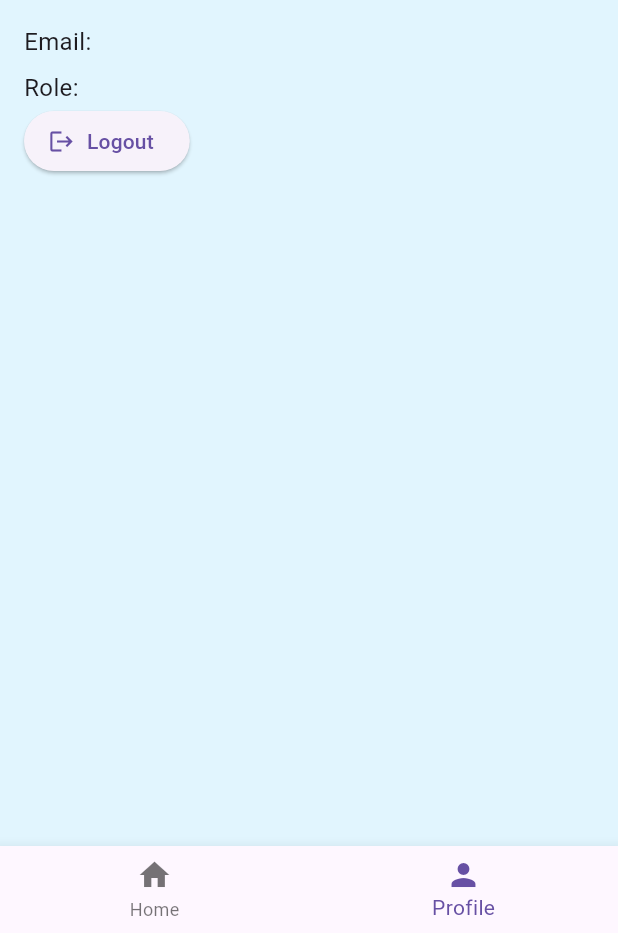
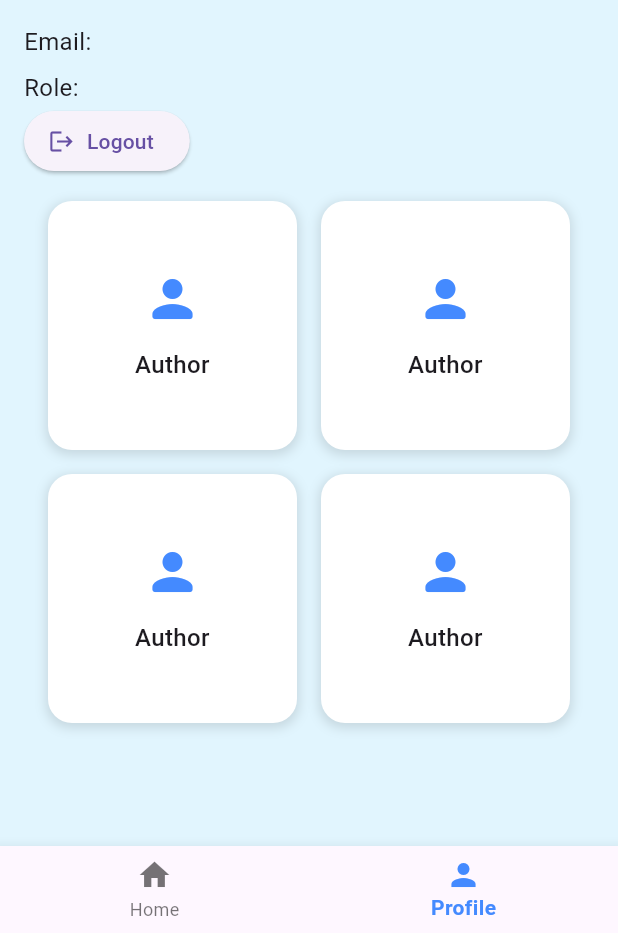
Before and after one commit to aung-khantkyaw/echoread, a Flutter app: the AdminPage screen opened by its route, on a phone screen of 412 x 824 dp, the part 303-1236 px from its top. Run offline on Flutter 3.47's test engine with Material 3 defaults, Android fonts, the light colour scheme and no system bars; our stand-ins replace cloud_firestore, firebase_auth, firebase_core, shared_preferences; accounts and stored records are empty.

Commit message:
added: Admin management for author CRUD

```diff
--- a/lib/core/widgets/bottom_nav_bar.dart
+++ b/lib/core/widgets/bottom_nav_bar.dart
@@ -55,10 +55,13 @@ class _BottomNavBarState extends State<BottomNavBar> {
   Widget build(BuildContext context) {
     return BottomNavigationBar(
       currentIndex: widget.currentIndex,
+      selectedItemColor: Colors.blueAccent,
+      selectedLabelStyle: TextStyle(fontWeight: FontWeight.bold),
+      unselectedLabelStyle: TextStyle(fontWeight: FontWeight.normal),
       onTap: (index) => _onItemTapped(context, index),
       items: const [
         BottomNavigationBarItem(
-          icon: Icon(Icons.home),
+          icon: Icon(Icons.home_sharp),
           label: 'Home',
         ),
         BottomNavigationBarItem(
--- /dev/null
+++ b/lib/core/widgets/icon_card.dart
@@ -0,0 +1,52 @@
+import 'package:flutter/material.dart';
+
+class IconCard extends StatelessWidget {
+  final String title;
+  final IconData icon;
+  final VoidCallback onTap;
+
+  const IconCard({
+    super.key,
+    required this.title,
+    required this.icon,
+    required this.onTap,
+  });
+
+  @override
+  Widget build(BuildContext context) {
+    return InkWell(
+      onTap: onTap,
+      borderRadius: BorderRadius.circular(16),
+      child: Container(
+        padding: const EdgeInsets.symmetric(vertical: 20, horizontal: 16),
+        decoration: BoxDecoration(
+          color: Colors.white,
+          borderRadius: BorderRadius.circular(16),
+          boxShadow: [
+            BoxShadow(
+              color: Colors.black12,
+              blurRadius: 6,
+              spreadRadius: 1,
+              offset: const Offset(0, 2),
+            ),
+          ],
+        ),
+        child: Column(
+          mainAxisAlignment: MainAxisAlignment.center,
+          children: [
+            Icon(icon, size: 40, color: Colors.blueAccent),
+            const SizedBox(height: 12),
+            Text(
+              title,
+              style: const TextStyle(
+                fontSize: 16,
+                fontWeight: FontWeight.w500,
+              ),
+              textAlign: TextAlign.center,
+            ),
+          ],
+        ),
+      ),
+    );
+  }
+}
--- a/lib/features/admin/presentation/widgets/admin_page.dart
+++ b/lib/features/admin/presentation/widgets/admin_page.dart
@@ -1,5 +1,6 @@
 import 'package:flutter/material.dart';
 
+import 'package:echoread/core/widgets/icon_card.dart';
 import 'package:echoread/features/auth/services/auth_service.dart';
 
 class Admin extends StatelessWidget {
@@ -44,6 +45,21 @@ class Admin extends StatelessWidget {
           label: const Text('Logout'),
           onPressed: () => authService.logout(context),
         ),
+
+        Expanded(
+          child: GridView.count(
+            crossAxisCount: 2,
+            mainAxisSpacing: 16,
+            crossAxisSpacing: 16,
+            padding: const EdgeInsets.all(16),
+            children: [
+              IconCard(title: 'Author', icon: Icons.person_rounded, onTap: (){Navigator.pushReplacementNamed(context, '/author-manage');}),
+              IconCard(title: 'Author', icon: Icons.person_rounded, onTap: (){Navigator.pushReplacementNamed(context, '/authors');}),
+              IconCard(title: 'Author', icon: Icons.person_rounded, onTap: (){Navigator.pushReplacementNamed(context, '/authors');}),
+              IconCard(title: 'Author', icon: Icons.person_rounded, onTap: (){Navigator.pushReplacementNamed(context, '/authors');})
+            ],
+          )
+        )
       ],
     );
   }
--- /dev/null
+++ b/lib/features/admin/services/author_manage_service.dart
@@ -0,0 +1,56 @@
+import 'dart:developer';
+
+import 'package:cloud_firestore/cloud_firestore.dart';
+
+class AuthorManageService{
+  final FirebaseFirestore _firestore = FirebaseFirestore.instance;
+
+  Future<List<Map<String, dynamic>>> getAuthors() async {
+    try {
+      final QuerySnapshot snapshot = await _firestore.collection('authors').orderBy('author_name').get();
+      return snapshot.docs.map((doc) {
+        final data = doc.data() as Map<String, dynamic>;
+        return {
+          'id': doc.id,
+          'name': data['author_name'] ?? 'Unknown',
+        };
+      }).toList();
+    } catch (e) {
+      log('Unexpected error: $e');
+      return [];
+    }
+  }
+
+  Future<void> createAuthor(String authorName) async {
+    try {
+      await _firestore.collection('authors').add({
+        'author_name': authorName,
+        'created_at': FieldValue.serverTimestamp(),
+      });
+      log('Author "$authorName" created successfully');
+    } catch (e) {
+      log('Failed to create author: $e');
+    }
+  }
+
+  Future<void> updateAuthor(String authorId, String authorName) async {
+    try {
+      await _firestore.collection('authors').doc(authorId).update({
+        'author_name': authorName,
+        'updated_at': FieldValue.serverTimestamp(),
+      });
+      log('Author "$authorId" updated to "$authorName"');
+    } catch (e) {
+      log('Failed to update author: $e');
+    }
+  }
+
+  Future<void> deleteAuthor(String authorId) async {
+    try {
+      await _firestore.collection('authors').doc(authorId).delete();
+      log('Author deleted: $authorId');
+    } catch (e) {
+      log('Error deleting author: $e');
+    }
+  }
+}
--- a/lib/features/auth/presentation/widgets/registration_form.dart
+++ b/lib/features/auth/presentation/widgets/registration_form.dart
@@ -1,5 +1,3 @@
-import 'dart:developer';
-
 import 'package:flutter/material.dart';
 
 import 'package:echoread/core/utils/validators.dart';
--- a/lib/features/auth/services/auth_service.dart
+++ b/lib/features/auth/services/auth_service.dart
@@ -2,7 +2,7 @@ import 'dart:developer';
 
 import 'package:cloud_firestore/cloud_firestore.dart';
 import 'package:firebase_auth/firebase_auth.dart';
-import 'package:flutter/cupertino.dart';
+import 'package:flutter/material.dart';
 import 'package:flutter/foundation.dart';
 import 'package:shared_preferences/shared_preferences.dart';
 
--- a/lib/routes/app_router.dart
+++ b/lib/routes/app_router.dart
@@ -8,7 +8,7 @@ import '../features/user/presentation/screens/home_screen.dart';
 import '../features/user/presentation/screens/profile_screen.dart';
 
 import '../features/admin/presentation/screens/admin_screen.dart';
-
+import '../features/admin/presentation/screens/author_manage_screen.dart';
 
 class AppRouter {
   static Route<dynamic> generateRoute(RouteSettings settings) {
@@ -25,6 +25,8 @@ class AppRouter {
         return MaterialPageRoute(builder: (_) => ProfilePage());
       case AdminPage.routeName:
         return MaterialPageRoute(builder: (_) => AdminPage());
+      case AuthorManagePage.routeName:
+        return MaterialPageRoute(builder: (_) => AuthorManagePage());
       default:
         return MaterialPageRoute(
           builder: (_) => Scaffold(
```
Also changed, not shown: lib/core/widgets/item_manage_card.dart (added, +43 -0 lines), lib/features/admin/presentation/screens/author_manage_screen.dart (added, +72 -0 lines), lib/features/admin/presentation/widgets/author_manage_page.dart (added, +181 -0 lines).
